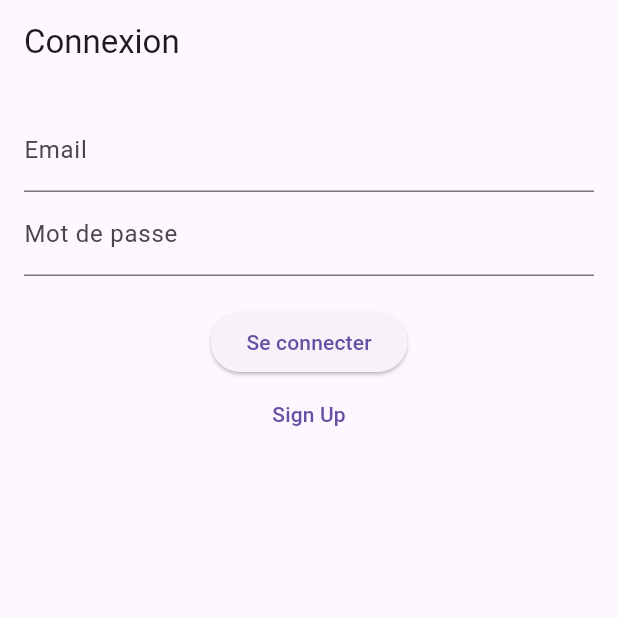
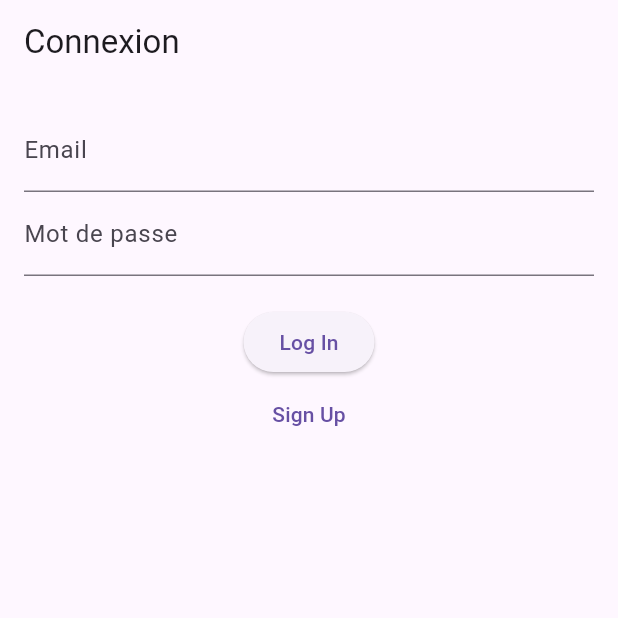
Before and after one commit to AchrafHajAhmed/hanout, a Flutter app: the screen it shows after launch, after a tap on "Sign Up", after a tap on "Log in", on a phone screen of 412 x 824 dp, the top half of it. Run offline on Flutter 3.47's test engine with Material 3 defaults, Android fonts, the light colour scheme and no system bars; our stand-ins replace cloud_firestore, firebase_auth, firebase_core; accounts and stored records are empty; network calls fail.

Commit message:
ajouter class elevated_button.dart

```diff
--- a/lib/screen/log_in.dart
+++ b/lib/screen/log_in.dart
@@ -4,6 +4,7 @@ import 'package:hanout/screen/sign_up.dart';
 import 'package:hanout/widget/text_form_field.dart';
 import 'package:hanout/widget/text_button.dart';
 import 'package:hanout/auth.dart';
+import 'package:hanout/widget/elevated_button.dart';
 
 class Log_in extends StatelessWidget {
   final TextEditingController emailController = TextEditingController();
@@ -30,8 +31,8 @@ class Log_in extends StatelessWidget {
               obscureText: true,
             ),
             SizedBox(height: 20),
-            ElevatedButton(
-              onPressed: () async {
+            MyElevatedButton(elevatedbutton: 'Log In', onPressed:
+                () async {
                 try {
                   await _auth.signInWithEmailAndPassword(
                     emailController.text,
@@ -47,7 +48,6 @@ class Log_in extends StatelessWidget {
                       SnackBar(content: Text('Erreur de connexion')));
                 }
               },
-              child: Text('Se connecter'),
             ),
             MyTextButton(
               buttonText: 'Sign Up',
--- a/lib/screen/sign_up.dart
+++ b/lib/screen/sign_up.dart
@@ -3,6 +3,7 @@ import 'package:hanout/screen/log_in.dart';
 import 'package:hanout/widget/text_button.dart';
 import 'package:hanout/auth.dart';
 import 'package:hanout/widget/text_form_field.dart';
+import 'package:hanout/widget/elevated_button.dart';
 
 
 class SignUp extends StatefulWidget {
@@ -61,11 +62,7 @@ class _SignUpState extends State<SignUp> {
                 input != _passwordController.text ? 'Passwords do not match' : null,
                 obscureText: true,
               ),
-              SizedBox(height: 20),
-              ElevatedButton(
-                onPressed: signUp,
-                child: Text('Sign Up'),
-              ),
+              MyElevatedButton(elevatedbutton: 'Sign Up', onPressed: SignUp ),
               MyTextButton(
                 buttonText: 'Log in',
                 onPressed: () {
@@ -82,7 +79,7 @@ class _SignUpState extends State<SignUp> {
     );
   }
 
-  void signUp() async {
+  void SignUp() async {
     if (_formKey.currentState != null && _formKey.currentState!.validate()) {
       _formKey.currentState!.save();
       try {
--- /dev/null
+++ b/lib/widget/elevated_button.dart
@@ -0,0 +1,17 @@
+import 'package:flutter/material.dart';
+
+class MyElevatedButton extends StatelessWidget {
+  var elevatedbutton;
+  final VoidCallback onPressed;
+
+  MyElevatedButton({required this.elevatedbutton, required this.onPressed});
+
+  @override
+  Widget build(BuildContext context) {
+    SizedBox(height: 20);
+    return ElevatedButton(
+      onPressed: onPressed,
+      child: Text(elevatedbutton),
+    );
+  }
+}
```
